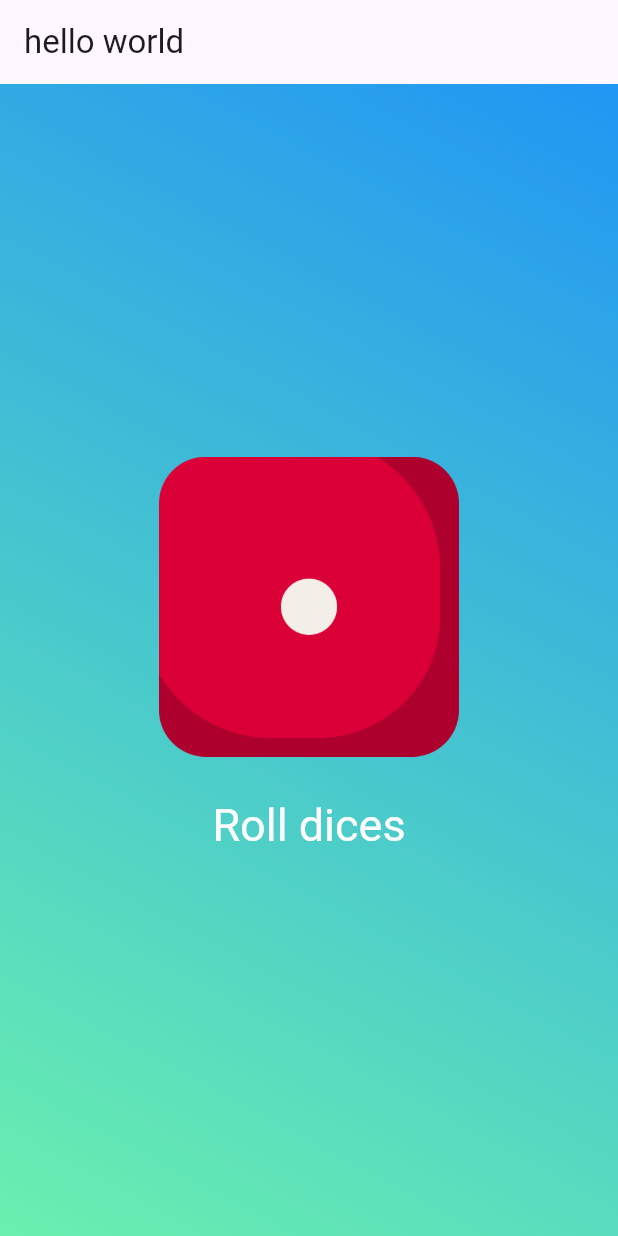
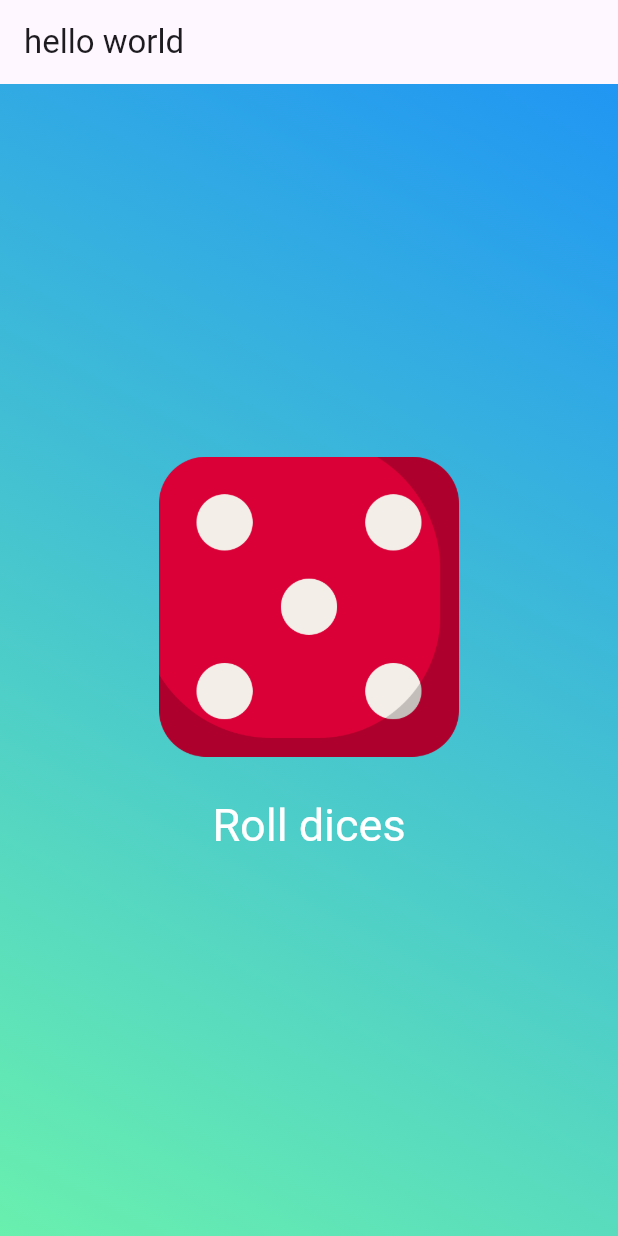
Before and after one commit to da-wit/Flutter-practice, a Flutter app: the screen it shows after launch, after a tap on "Roll dices", on a phone screen of 412 x 824 dp. Run offline on Flutter 3.47's test engine with Material 3 defaults, Android fonts, the phone set to English and light mode, and no system bars.

Commit message:
first stateful widget build

```diff
--- /dev/null
+++ b/first_new/lib/dice_roller.dart
@@ -0,0 +1,48 @@
+import 'package:flutter/material.dart';
+import 'dart:math';
+
+class DiceRoller extends StatefulWidget {
+  const DiceRoller({super.key});
+  @override
+  State<DiceRoller> createState() {
+    return _DiceRollerState();
+  }
+}
+
+class _DiceRollerState extends State<DiceRoller> {
+  var activeImage = 'assets/images/dice-1.png';
+
+  void rollDice() {
+    setState(() {
+      int currentNumber = Random().nextInt(6) + 1;
+      activeImage = 'assets/images/dice-$currentNumber.png';
+    });
+  }
+
+  @override
+  Widget build(BuildContext context) {
+    return Column(
+      mainAxisSize: MainAxisSize.min,
+      children: [
+        Image.asset(
+          activeImage,
+          width: 200,
+        ),
+        const SizedBox(
+          height: 20,
+        ),
+        TextButton(
+          onPressed: rollDice,
+          style: TextButton.styleFrom(
+            // padding: const EdgeInsets.only(top: 20),
+            foregroundColor: Colors.white,
+            textStyle: const TextStyle(
+              fontSize: 30,
+            ),
+          ),
+          child: const Text("Roll dices"),
+        )
+      ],
+    );
+  }
+}
--- a/first_new/lib/gradiant_container.dart
+++ b/first_new/lib/gradiant_container.dart
@@ -1,4 +1,5 @@
 import 'package:flutter/material.dart';
+import './dice_roller.dart';
 // import './style_widget.dart';
 
 var beginAlign = Alignment.topRight;
@@ -6,22 +7,15 @@
 
 class GradaintContainer extends StatelessWidget {
   //  required this.colors
-  GradaintContainer(this.color1, this.color2, {super.key});
+  const GradaintContainer(this.color1, this.color2, {super.key});
 
-  GradaintContainer.purple({super.key})
+  const GradaintContainer.purple({super.key})
       : color1 = Colors.blue,
         color2 = Colors.greenAccent;
 
   // final List<Color> colors;
   final Color color1;
   final Color color2;
-
-  var activeImage = 'assets/images/dice-1.png';
-
-  void rollDice() {
-    activeImage = 'assets/images/dice-2.png';
-    print("image is ");
-  }
 
   @override
   Widget build(BuildContext context) {
@@ -43,33 +37,11 @@
           // Color.fromARGB(95, 255, 4, 4),
         ], end: endAlign, begin: beginAlign),
       ),
-      child: Center(
-          child: Column(
-        mainAxisSize: MainAxisSize.min,
-        children: [
-          Image.asset(
-            activeImage,
-            width: 200,
-          ),
-          const SizedBox(
-            height: 20,
-          ),
-          TextButton(
-            onPressed: rollDice,
-            style: TextButton.styleFrom(
-              // padding: const EdgeInsets.only(top: 20),
-              foregroundColor: Colors.white,
-              textStyle: const TextStyle(
-                fontSize: 30,
-              ),
-            ),
-            child: const Text("Roll dices"),
-          )
-        ],
-      )
-          //Elveted button,outlined button, textButton
-          // StyleWidget("Hello world", 70, Colors.deepOrangeAccent)
-          ),
+      child: const Center(
+        child: DiceRoller(),
+        //Elveted button,outlined button, textButton
+        // StyleWidget("Hello world", 70, Colors.deepOrangeAccent)
+      ),
     );
   }
 }
```
